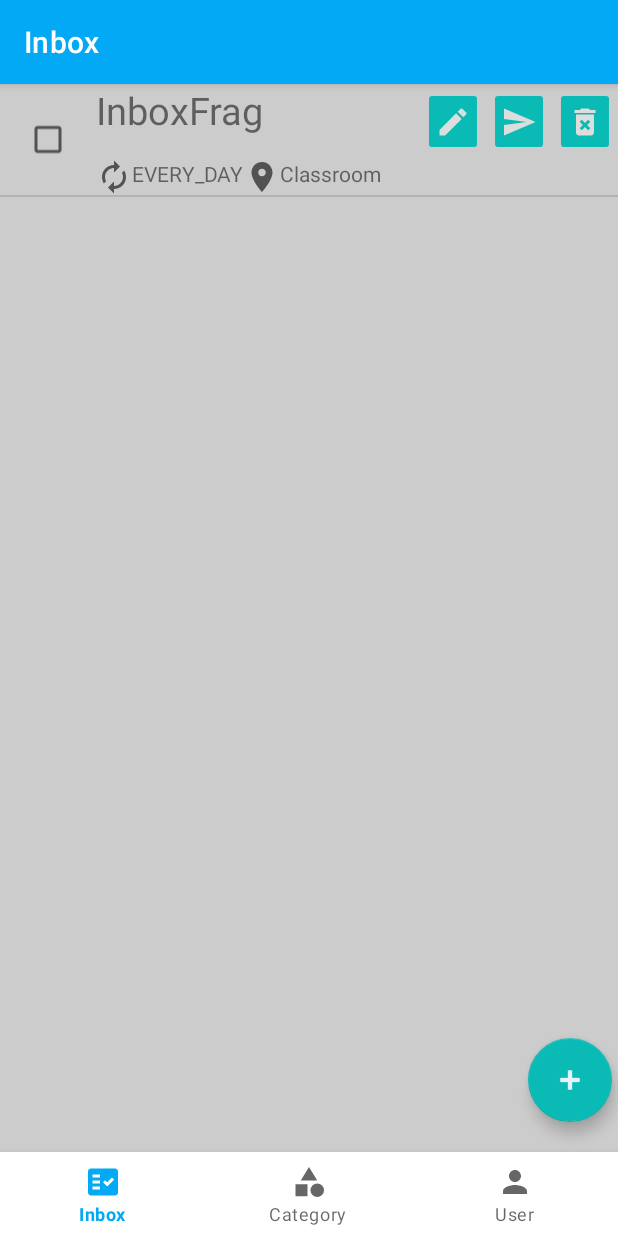
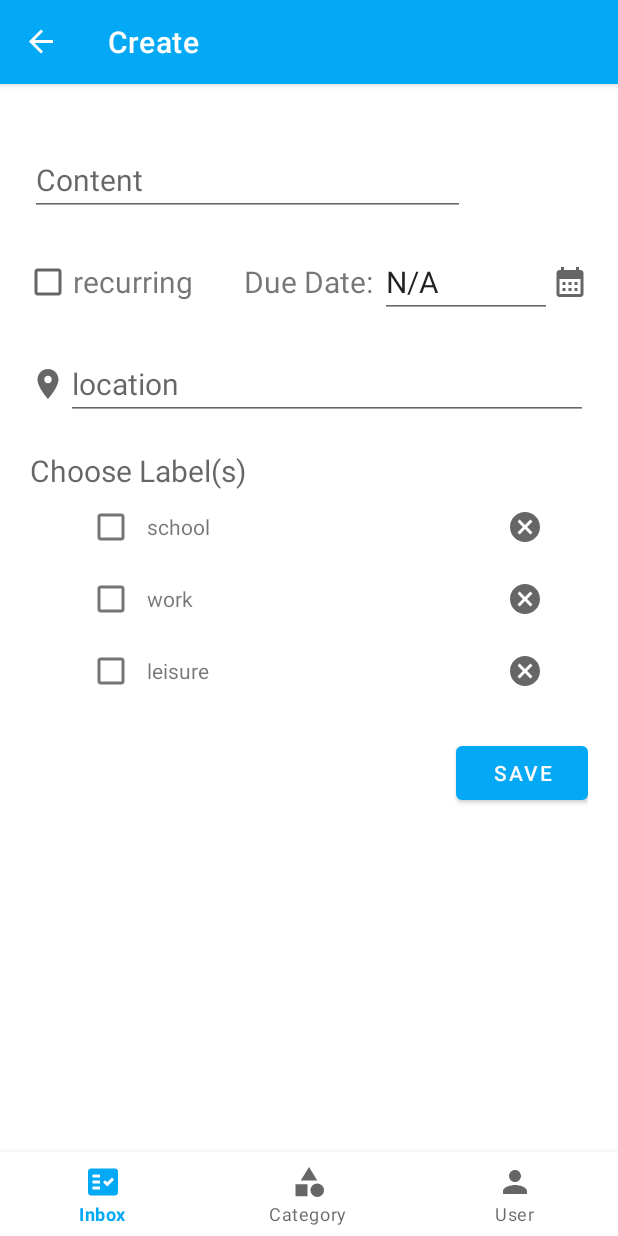
Before and after one commit to zhuy9/AutoChecklist, an Android app: the InboxFragment screen opened through its navigation route, after a tap on an icon or button, on a phone screen of 412 x 824 dp. Run offline under Robolectric (Android 15) with nearby library versions, the phone set to English and light mode, and no system bars; our stand-ins replace Firebase (no records; nobody signed in at launch, a user with empty details on screens opened directly), navigation-ui; libraries missing offline, so code that uses them is left out: com.firebase.ui.

Commit message:
add a new entry from the create page; string check for blank; prepopulate frequency string correctly; label selection stays on screen

```diff
--- a/app/src/main/java/edu/rosehulman/automaticchecklist/adapters/EntryAdapter.kt
+++ b/app/src/main/java/edu/rosehulman/automaticchecklist/adapters/EntryAdapter.kt
@@ -39,8 +39,8 @@ class EntryAdapter(private val fragment: InboxFragment) :
 
     override fun getItemCount() = model.size()
 
-    fun addEntry(entry: Entry?) {
-        model.addEntry(entry)
+    fun addEntry(entry: Entry?, updatePos: Boolean = false) {
+        model.addEntry(entry, updatePos)
         notifyDataSetChanged()
     }
 
@@ -115,7 +115,7 @@ class EntryAdapter(private val fragment: InboxFragment) :
                 timeTextView.visibility = GONE
             }
 
-            if (entry.location !== "") {
+            if (entry.location.isNotBlank()) {
                 locationIconView.visibility = VISIBLE
                 locationTextView.visibility = VISIBLE
                 locationIconView.setImageResource(Label.LABEL_LOCATION)
@@ -123,7 +123,6 @@ class EntryAdapter(private val fragment: InboxFragment) :
             } else {
                 locationIconView.visibility = GONE
                 locationTextView.visibility = GONE
-
             }
 
             // entry.tags.forEach { labelAdapter.addLabel(it) }
--- a/app/src/main/java/edu/rosehulman/automaticchecklist/models/EntriesViewModel.kt
+++ b/app/src/main/java/edu/rosehulman/automaticchecklist/models/EntriesViewModel.kt
@@ -11,13 +11,17 @@ class EntriesViewModel : ViewModel() {
     private var oldVal: Entry? = null
 
     fun getEntryAt(pos: Int) = entries[pos]
+
     fun getCurrentEntry() = getEntryAt(currentPos)
 
-    fun addEntry(entry: Entry?) {
-        if (entry !== null && entry is Entry) {
+    fun addEntry(entry: Entry?, updatePos: Boolean) {
+        if (entry !== null) {
             entries.add(entry)
         } else {
             entries.add(Entry("${getRandom()}RANDOM"))
+        }
+        if (updatePos) {
+            currentPos = entries.size - 1
         }
         // TODO set labels, recurring state, etc.
     }
--- a/app/src/main/java/edu/rosehulman/automaticchecklist/models/Entry.kt
+++ b/app/src/main/java/edu/rosehulman/automaticchecklist/models/Entry.kt
@@ -10,7 +10,7 @@ data class Entry(
     var location: String = "",
     var recurring: String = Frequency.NONE.toString(),
     // var recurringOn: DayOfWeek? = null,
-    var tags: ArrayList<String> = ArrayList()
+    var tags: ArrayList<String> = ArrayList() // TODO change arraylist to SET
 ) {
     companion object {
         const val checkboxCheckedIconSource = R.drawable.ic_baseline_check_box_24
--- a/app/src/main/java/edu/rosehulman/automaticchecklist/ui/InboxFragment.kt
+++ b/app/src/main/java/edu/rosehulman/automaticchecklist/ui/InboxFragment.kt
@@ -1,15 +1,19 @@
 package edu.rosehulman.automaticchecklist.ui
 
 import android.os.Bundle
+import android.util.Log
 import android.view.LayoutInflater
 import android.view.View
 import android.view.ViewGroup
 import androidx.fragment.app.Fragment
+import androidx.navigation.fragment.findNavController
 import androidx.recyclerview.widget.DividerItemDecoration
 import androidx.recyclerview.widget.LinearLayoutManager
 import edu.rosehulman.automaticchecklist.models.Entry
 import edu.rosehulman.automaticchecklist.adapters.EntryAdapter
 import edu.rosehulman.automaticchecklist.Frequency
+import edu.rosehulman.automaticchecklist.Helpers
+import edu.rosehulman.automaticchecklist.R
 import edu.rosehulman.automaticchecklist.databinding.FragmentInboxBinding
 
 
@@ -36,11 +40,10 @@ class InboxFragment : Fragment() {
         )
 
         binding.fab.setOnClickListener {
-            var entry: Entry = Entry()
-            entry.content = "InboxFrag"
-            entry.location = "Classroom"
-            entry.recurring = Frequency.EVERY_DAY.toString()
-            adapter.addEntry(entry)
+            adapter.addEntry(Entry(), updatePos = true)
+            Log.d(Helpers.TAG, "FAB clicked!")
+            findNavController().navigate(R.id.navigation_create)
+
         }
 
         return binding.root
--- a/app/src/main/res/layout/fragment_entry_edit.xml
+++ b/app/src/main/res/layout/fragment_entry_edit.xml
@@ -90,8 +90,8 @@
             android:id="@+id/entry_edit_frequency_text"
             android:layout_width="match_parent"
             android:layout_height="match_parent"
-            android:inputType="none"
-            android:text="Choose Recurring Frequency" />
+            android:hint="Choose Recurring Frequency"
+            android:inputType="none" />
 
     </com.google.android.material.textfield.TextInputLayout>
 
@@ -121,24 +121,21 @@
         android:layout_width="match_parent"
         android:layout_height="wrap_content"
         android:layout_marginTop="20sp"
-        android:background="@android:drawable/editbox_background"
-        android:drawablePadding="16dp"
         android:hint="Choose Label(s)"
-        android:padding="10dp"
-        android:textSize="20sp"
-        app:drawableRightCompat="@drawable/ic_outline_arrow_drop_down_circle_24" />
+        android:textSize="20sp" />
 
     <RelativeLayout
         android:id="@+id/entry_edit_label_selections_create"
         android:layout_width="wrap_content"
         android:layout_height="wrap_content"
-        android:layout_margin="30sp">
+        android:layout_marginLeft="30sp"
+        android:layout_marginRight="30sp">
 
         <RelativeLayout
             android:id="@+id/entry_edit_label_create"
             android:layout_width="wrap_content"
-            android:visibility="gone"
-            android:layout_height="wrap_content">
+            android:layout_height="wrap_content"
+            android:visibility="gone">
 
             <EditText
                 android:id="@+id/entry_edit_label_new_input"
@@ -160,9 +157,9 @@
 
         <androidx.recyclerview.widget.RecyclerView
             android:id="@+id/entry_edit_label_recycler_view"
-            android:layout_below="@id/entry_edit_label_create"
             android:layout_width="match_parent"
-            android:layout_height="wrap_content" />
+            android:layout_height="wrap_content"
+            android:layout_below="@id/entry_edit_label_create" />
     </RelativeLayout>
 
     <RelativeLayout
```
Also changed, not shown: app/src/main/java/edu/rosehulman/automaticchecklist/ui/EntryEditFragment.kt (+31 -20 lines).
